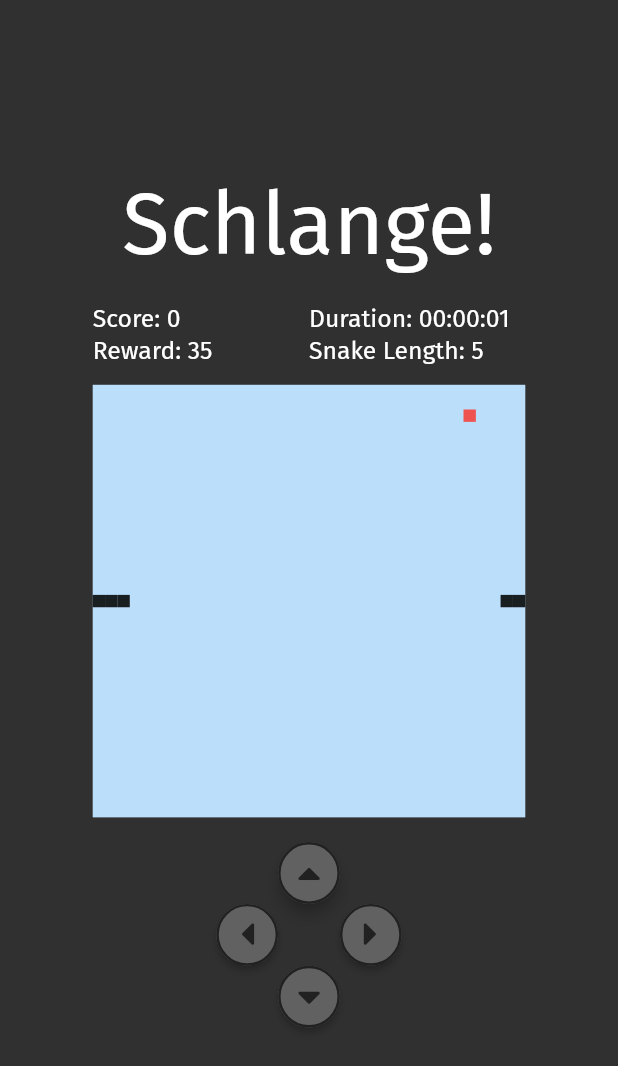
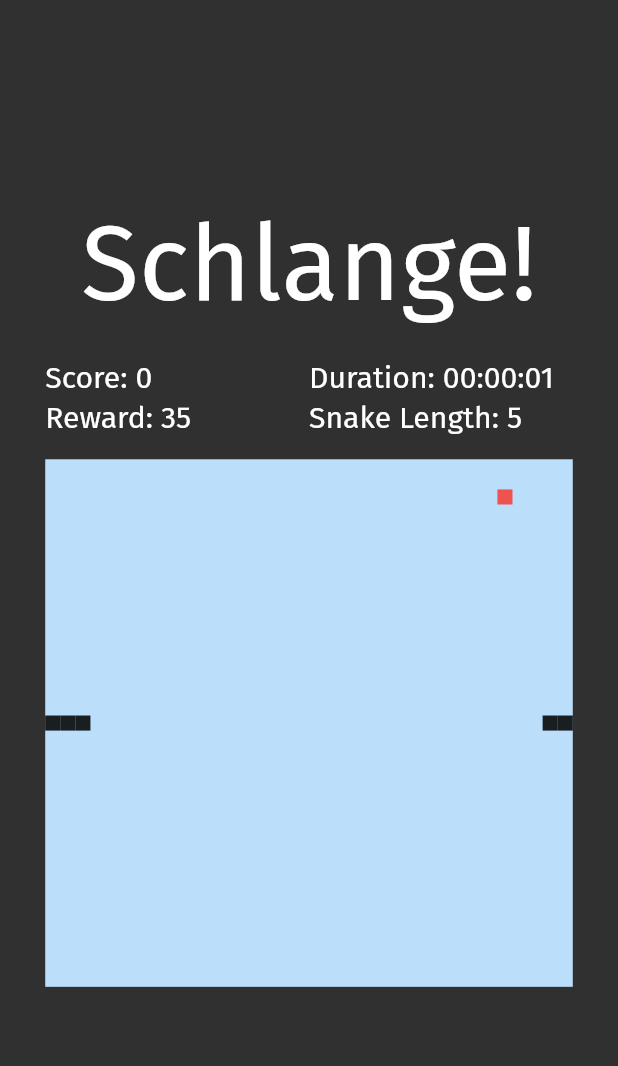
Before and after one commit to thhuang/Schlange, a Flutter app: the MiniGameScreen widget shown alone on an empty page, opened directly, on a phone screen of 412 x 824 dp. Shown: the top 1066 px of the screen. Run offline on Flutter 3.47's test engine with Material 2 defaults, Android fonts, the phone set to English and light mode, and no system bars; our stand-ins replace equatable, font_awesome_flutter.

Commit message:
remove buttons

```diff
--- a/Schlange/lib/feature/game/presentation/screens/game_screen.dart
+++ b/Schlange/lib/feature/game/presentation/screens/game_screen.dart
@@ -44,8 +44,8 @@ class LargeGameScreen extends StatelessWidget {
       width: MediaQuery.of(context).size.width,
       child: FittedBox(
         child: SizedBox(
-          height: 700.0,
-          width: 500.0,
+          height: BLOCK_HEIGHT * BOARD_HEIGHT + 350.0,
+          width: BLOCK_WIDTH * BOARD_WIDTH + 150.0,
           child: Column(
             children: <Widget>[
               Spacer(flex: 3),
@@ -79,20 +79,17 @@ class MiniGameScreen extends StatelessWidget {
       width: MediaQuery.of(context).size.width,
       child: FittedBox(
         child: SizedBox(
-          height: 800.0,
-          width: 500.0,
+          height: BLOCK_HEIGHT * BOARD_HEIGHT + 250.0,
+          width: BLOCK_WIDTH * BOARD_WIDTH + 60.0,
           child: Column(
             children: <Widget>[
               Spacer(flex: 3),
-              SizedBox(height: 30.0),
               Text('Schlange!', style: textTheme.headline1),
               SizedBox(height: 20.0),
               InformationPanel(textTheme: textTheme),
               SizedBox(height: 15.0),
               GameBoard(),
-              SizedBox(height: 20.0),
-              ControlPanel(),
-              Spacer(flex: 20),
+              Spacer(flex: 7),
             ],
           ),
         ),
```
Also changed, not shown: Schlange/lib/feature/game/presentation/widgets/responsive_focus.dart (+4 -4 lines).
